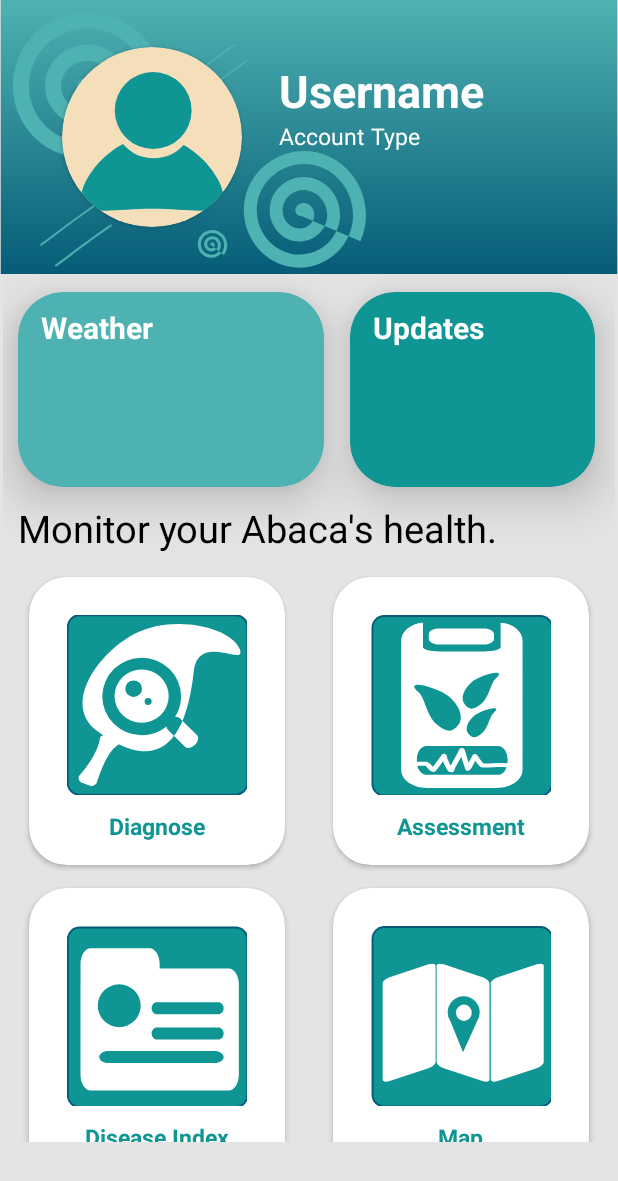
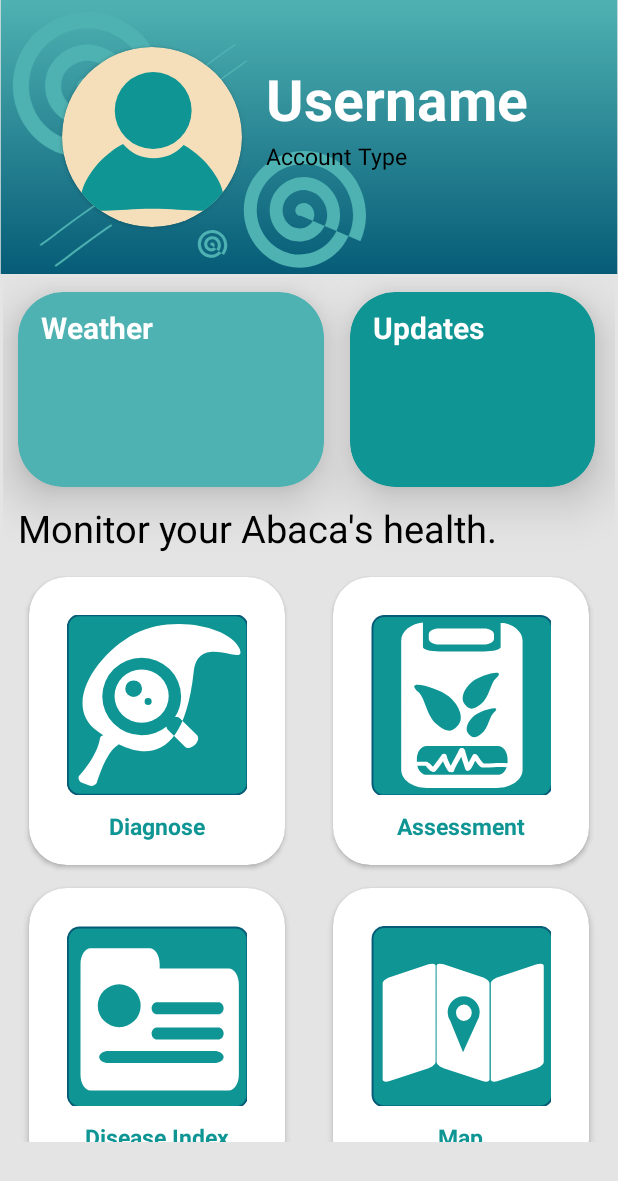
Before and after one commit to Circoolbilog/Philfida-abaca-app, an Android app: the layout activity_main.xml on its own in the app's theme, with its tools: preview values and no code run, on a phone screen of 412 x 824 dp. Shown: the top 1181 px of the screen. Run offline under Robolectric (Android 15) with nearby library versions, the phone set to English and light mode, and no system bars.

```diff
--- /dev/null
+++ b/app/src/main/assets/labelmap2.txt
@@ -0,0 +1,6 @@
+Abaca Plant
+Aphid
+Bract Mosaic
+Bunchy Top
+Corm Weevil
+Mosaic
--- a/app/src/main/res/layout/activity_main.xml
+++ b/app/src/main/res/layout/activity_main.xml
@@ -11,12 +11,12 @@
         android:id="@+id/mainActBG"
         android:layout_width="wrap_content"
         android:layout_height="wrap_content"
+        android:adjustViewBounds="true"
         android:contentDescription="@string/main_top_bg"
         android:src="@drawable/main_card"
-        android:adjustViewBounds="true"
         app:layout_constraintBottom_toBottomOf="parent"
         app:layout_constraintEnd_toEndOf="parent"
-        app:layout_constraintHorizontal_bias="1.0"
+        app:layout_constraintHorizontal_bias="0.0"
         app:layout_constraintStart_toStartOf="parent"
         app:layout_constraintTop_toTopOf="parent"
         app:layout_constraintVertical_bias="0.0" />
@@ -45,41 +45,44 @@
 
     <TextView
         android:id="@+id/userName"
-        android:layout_width="wrap_content"
-        android:layout_height="wrap_content"
+        android:layout_width="0dp"
+        android:layout_height="0dp"
+        android:layout_marginStart="16dp"
         android:layout_marginTop="40dp"
         android:text="@string/username"
         android:textColor="@android:color/white"
-        android:textSize="30sp"
         android:textStyle="bold"
-        app:layout_constraintEnd_toEndOf="parent"
-        app:layout_constraintHorizontal_bias="0.214"
+        app:autoSizeMaxTextSize="100sp"
+        app:autoSizeMinTextSize="18sp"
+        app:autoSizeStepGranularity="2sp"
+        app:autoSizeTextType="uniform"
         app:layout_constraintStart_toEndOf="@+id/cardView"
-        app:layout_constraintTop_toTopOf="parent" />
+        app:layout_constraintTop_toTopOf="parent"
+        app:layout_constraintWidth_default="percent"
+        app:layout_constraintWidth_percent="0.5"
+        app:layout_constraintHeight_default="percent"
+        app:layout_constraintHeight_percent="0.065"/>
 
     <TextView
         android:id="@+id/accountType"
         android:layout_width="wrap_content"
         android:layout_height="wrap_content"
-        android:layout_marginTop="80dp"
         android:text="@string/account_type"
-        android:textColor="@android:color/white"
+        android:textColor="@android:color/black"
         android:textSize="15sp"
-        app:layout_constraintEnd_toEndOf="parent"
-        app:layout_constraintHorizontal_bias="0.0"
         app:layout_constraintStart_toStartOf="@+id/userName"
-        app:layout_constraintTop_toTopOf="parent" />
+        app:layout_constraintTop_toBottomOf="@+id/userName" />
 
     <androidx.core.widget.NestedScrollView
         android:layout_width="match_parent"
         android:layout_height="0dp"
+        android:layout_margin="2dp"
         android:fillViewport="true"
         app:layout_constraintEnd_toEndOf="parent"
-        app:layout_constraintStart_toStartOf="parent"
-        app:layout_constraintTop_toBottomOf="@id/mainActBG"
         app:layout_constraintHeight_default="percent"
         app:layout_constraintHeight_percent="0.7"
-        android:layout_margin="2dp">
+        app:layout_constraintStart_toStartOf="parent"
+        app:layout_constraintTop_toBottomOf="@id/mainActBG">
 
         <androidx.constraintlayout.widget.ConstraintLayout
             android:layout_width="match_parent"
@@ -174,11 +177,11 @@
                         android:layout_height="120dp"
                         android:layout_gravity="center"
                         android:layout_margin="10dp"
+                        android:adjustViewBounds="true"
                         android:background="@drawable/ic_m_diagnose"
                         android:clickable="true"
                         android:focusable="true"
-                        android:adjustViewBounds="true"
-                        android:onClick="openDiagnoseActivity"/>
+                        android:onClick="openDiagnoseActivity" />
 
                     <TextView
                         android:layout_width="wrap_content"
```
Also changed, not shown: app/src/main/java/ph/gov/philfida/da/abacaplanddiseasedeteciontapplayout/DetectorActivity.java (+4 -4 lines), app/src/main/java/ph/gov/philfida/da/abacaplanddiseasedeteciontapplayout/Login.java (+7 -5 lines), app/src/main/java/ph/gov/philfida/da/abacaplanddiseasedeteciontapplayout/MainActivity.java (+15 -5 lines), app/src/main/java/ph/gov/philfida/da/abacaplanddiseasedeteciontapplayout/SaveSharedPreference.java (added, +26 -0 lines), 2 other files.
